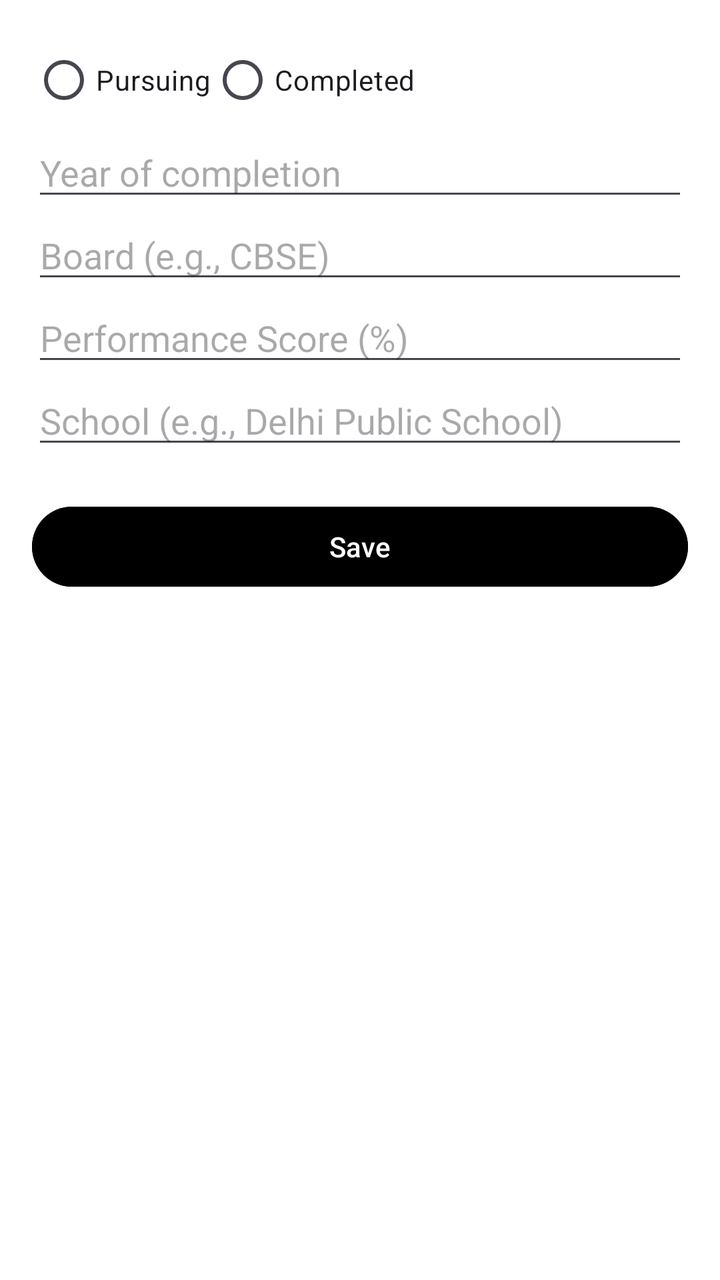
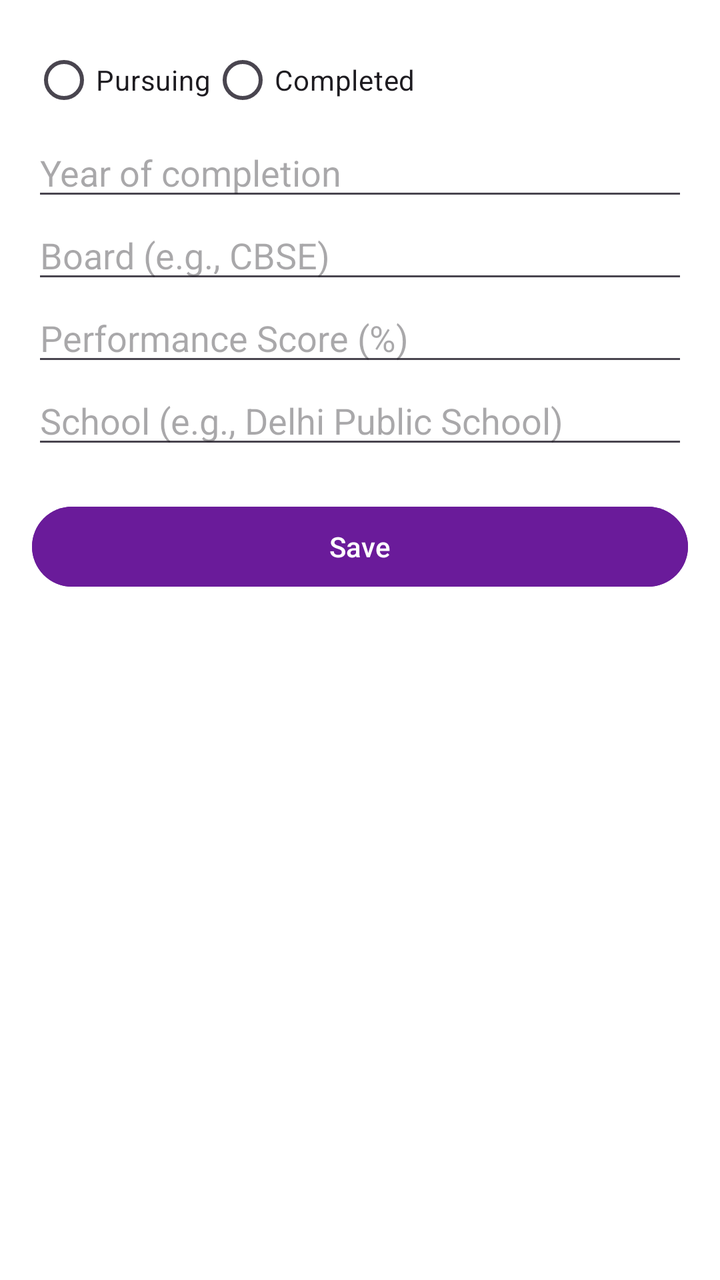

Screens rendered from an Android XML layout before and after an edit, with the pre-edit source and the edit as a unified diff.
<!-- AndroidManifest.xml: application theme Theme.HireBridge -->
<!-- res/layout/fragment_secondary.xml -->
<?xml version="1.0" encoding="utf-8"?>
<ScrollView xmlns:android="http://schemas.android.com/apk/res/android"
    android:layout_width="match_parent"
    android:layout_height="match_parent"
    android:padding="16dp"
    android:background="@android:color/white">

    <LinearLayout
        android:layout_width="match_parent"
        android:layout_height="wrap_content"
        android:orientation="vertical">

        
        <RadioGroup
            android:id="@+id/radioGroupStatus"
            android:layout_width="match_parent"
            android:layout_height="wrap_content"
            android:orientation="horizontal">

            <RadioButton
                android:id="@+id/radioPursuing"
                android:layout_width="wrap_content"
                android:layout_height="wrap_content"
                android:text="Pursuing" />

            <RadioButton
                android:id="@+id/radioCompleted"
                android:layout_width="wrap_content"
                android:layout_height="wrap_content"
                android:text="Completed" />
        </RadioGroup>

        
        <EditText
            android:id="@+id/editYear"
            android:layout_width="match_parent"
            android:layout_height="wrap_content"
            android:hint="Year of completion"
            android:inputType="number" />

        
        <EditText
            android:id="@+id/editBoard"
            android:layout_width="match_parent"
            android:layout_height="wrap_content"
            android:hint="Board (e.g., CBSE)" />

        
        <EditText
            android:id="@+id/editScore"
            android:layout_width="match_parent"
            android:layout_height="wrap_content"
            android:hint="Performance Score (%)"
            android:inputType="numberDecimal" />

        
        <EditText
            android:id="@+id/editSchool"
            android:layout_width="match_parent"
            android:layout_height="wrap_content"
            android:hint="School (e.g., Delhi Public School)" />

        
        <Button
            android:id="@+id/btnSave"
            android:layout_width="match_parent"
            android:layout_height="wrap_content"
            android:text="Save"
            android:backgroundTint="@color/black"
            android:textColor="@android:color/white"
            android:layout_marginTop="20dp" />
    </LinearLayout>
</ScrollView>
<!-- resources referenced by this layout -->
<resources>
  <color name="black">#FF000000</color>
  <style name="Theme.HireBridge" parent="Base.Theme.HireBridge" />
  <style name="Base.Theme.HireBridge" parent="Theme.Material3.DayNight.NoActionBar">
          
          
      </style>
</resources>

<!-- the commit's change to res/layout/fragment_secondary.xml (unified diff, before → after) -->
@@ -66,7 +66,7 @@
             android:layout_width="match_parent"
             android:layout_height="wrap_content"
             android:text="Save"
-            android:backgroundTint="@color/black"
+            android:backgroundTint="#6A1B9A"
             android:textColor="@android:color/white"
             android:layout_marginTop="20dp" />
     </LinearLayout>
<!-- resource entries referenced after the edit -->
@@ -1,6 +1,5 @@
 <!-- resources referenced by this layout -->
 <resources>
-  <color name="black">#FF000000</color>
   <style name="Theme.HireBridge" parent="Base.Theme.HireBridge" />
   <style name="Base.Theme.HireBridge" parent="Theme.Material3.DayNight.NoActionBar">
           
